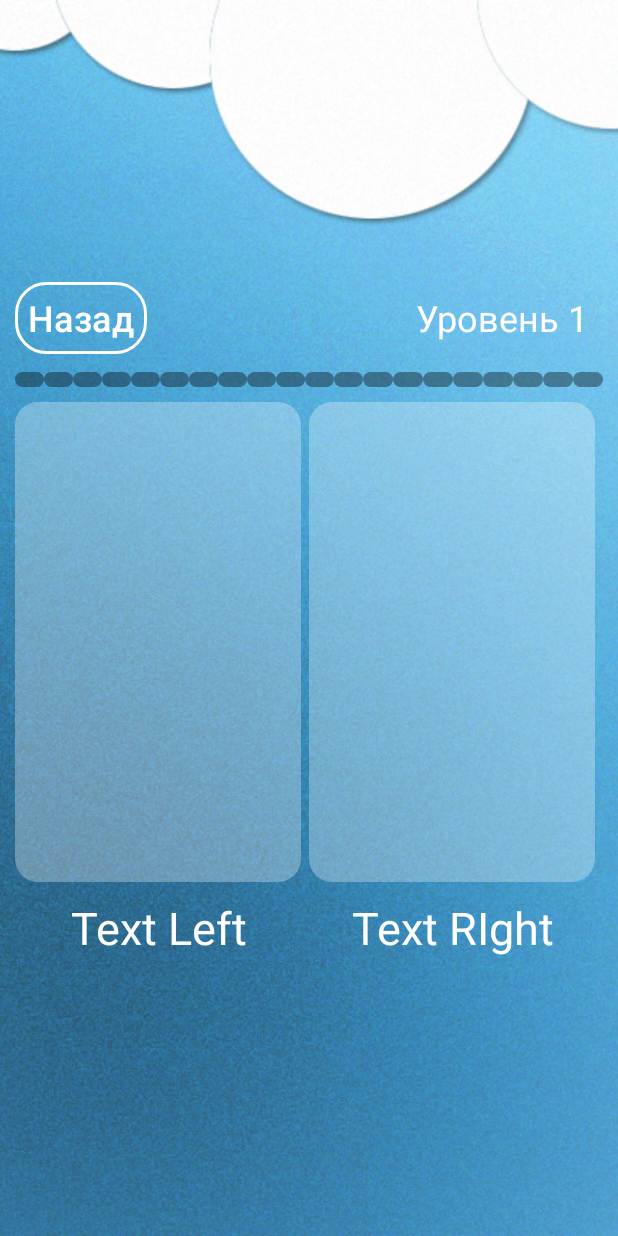
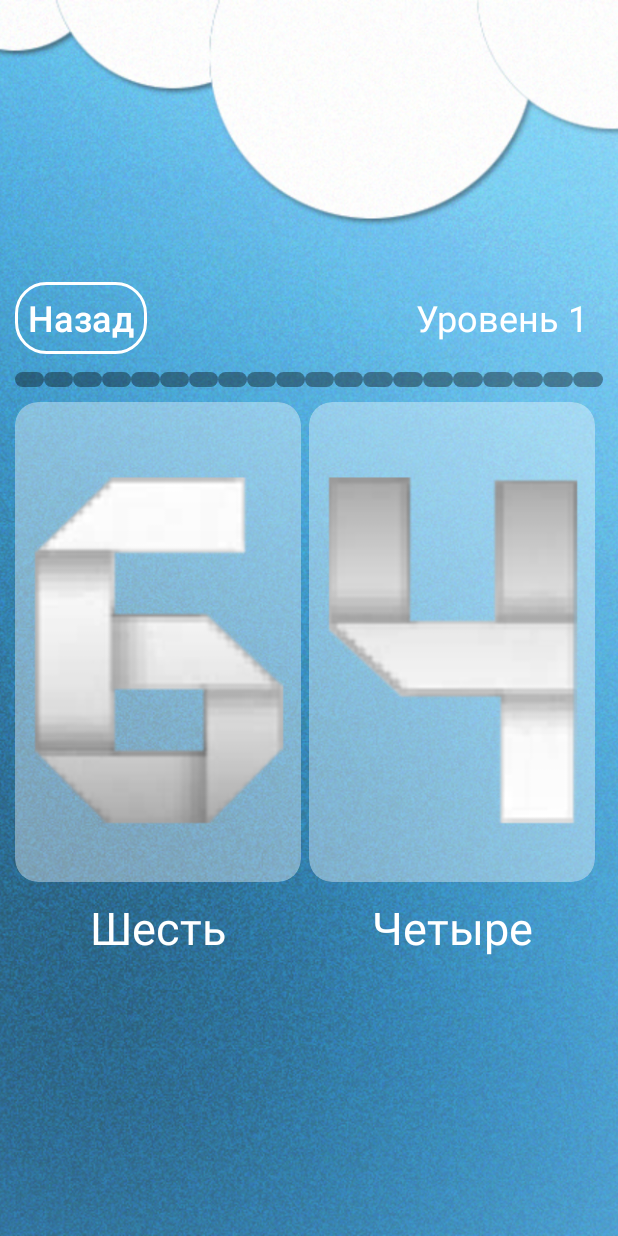
Before and after one commit to vallok/appViktorina_example, an Android app: the Level1 screen opened directly, with no data from a screen before it, on a phone screen of 412 x 824 dp. Run offline under Robolectric (Android 15) with nearby library versions, the phone set to English and light mode, and no system bars.

Commit message:
Level1. Set Left and Right image numbers

```diff
--- a/app/src/main/java/com/example/viktorina_app/Array.java
+++ b/app/src/main/java/com/example/viktorina_app/Array.java
@@ -15,7 +15,6 @@ public class Array {
             R.drawable.one_level_nine,
     };
 
-    final int[] power1 = {0,1,2,3,4,5,6,7,8,9,};
 
     final int[] texts1 = {
         R.string.lvl1_zero,
--- a/app/src/main/java/com/example/viktorina_app/Level1.java
+++ b/app/src/main/java/com/example/viktorina_app/Level1.java
@@ -14,9 +14,15 @@ import android.widget.Button;
 import android.widget.ImageView;
 import android.widget.TextView;
 
+import java.util.Random;
+
 public class Level1 extends AppCompatActivity {
 
     private Dialog dialog;
+    private int numLeft;
+    private int numRight;
+    private Random random = new Random();
+    private Array array = new Array();
 
     @Override
     protected void onCreate(Bundle savedInstanceState) {
@@ -25,6 +31,9 @@ public class Level1 extends AppCompatActivity {
 
         TextView text_level = findViewById(R.id.levels);
         text_level.setText(R.string.level1);
+
+        final TextView text_left = findViewById(R.id.text_left);
+        final TextView text_right = findViewById(R.id.text_right);
 
         final ImageView image_left = findViewById(R.id.img_left);
         image_left.setClipToOutline(true);
@@ -86,6 +95,17 @@ public class Level1 extends AppCompatActivity {
         });
 
         // Click on Back button - end
+        numLeft = random.nextInt(10); //get left number
+        image_left.setImageResource(array.images1[numLeft]); // set left image
+        text_left.setText(array.texts1[numLeft]);// set left text
+
+        numRight = random.nextInt(10); // generate right number
+        while(numLeft == numRight){ // start loop with precondition
+            numRight = random.nextInt(10); // generate right number
+        }
+        image_right.setImageResource(array.images1[numRight]); // set right image
+        text_right.setText(array.texts1[numRight]); // set right text
+
     }
 
     @Override
--- a/app/src/main/res/drawable/style_image_levels.xml
+++ b/app/src/main/res/drawable/style_image_levels.xml
@@ -1,4 +1,5 @@
 <?xml version="1.0" encoding="utf-8"?>
 <shape xmlns:android="http://schemas.android.com/apk/res/android">
 <corners android:radius="15dp"/>
+    <solid android:color="@color/white60"/>
 </shape>
--- a/app/src/main/res/layout/universal.xml
+++ b/app/src/main/res/layout/universal.xml
@@ -220,7 +220,7 @@
                     android:layout_width="match_parent"
                     android:layout_height="320dp"
                     android:layout_weight="1"
-                    android:scaleType="centerCrop"
+                    android:scaleType="centerInside"
                     android:layout_marginRight="5dp"
                     android:background="@drawable/style_image_levels"
                     android:src="@drawable/image_test"/>
@@ -229,7 +229,7 @@
                     android:layout_width="match_parent"
                     android:layout_height="320dp"
                     android:layout_weight="1"
-                    android:scaleType="centerCrop"
+                    android:scaleType="centerInside"
                     android:layout_marginRight="5dp"
                     android:background="@drawable/style_image_levels"
                     android:src="@drawable/image_test" />
--- a/app/src/main/res/values/colors.xml
+++ b/app/src/main/res/values/colors.xml
@@ -10,5 +10,6 @@
     <color name="black95">#95000000</color>
     <color name="black60">#60000000</color>
     <color name="white">#FFFFFF</color>
+    <color name="white60">#60FFFFFF</color>
     <color name="blue">#48d1ff</color>
 </resources>
```
